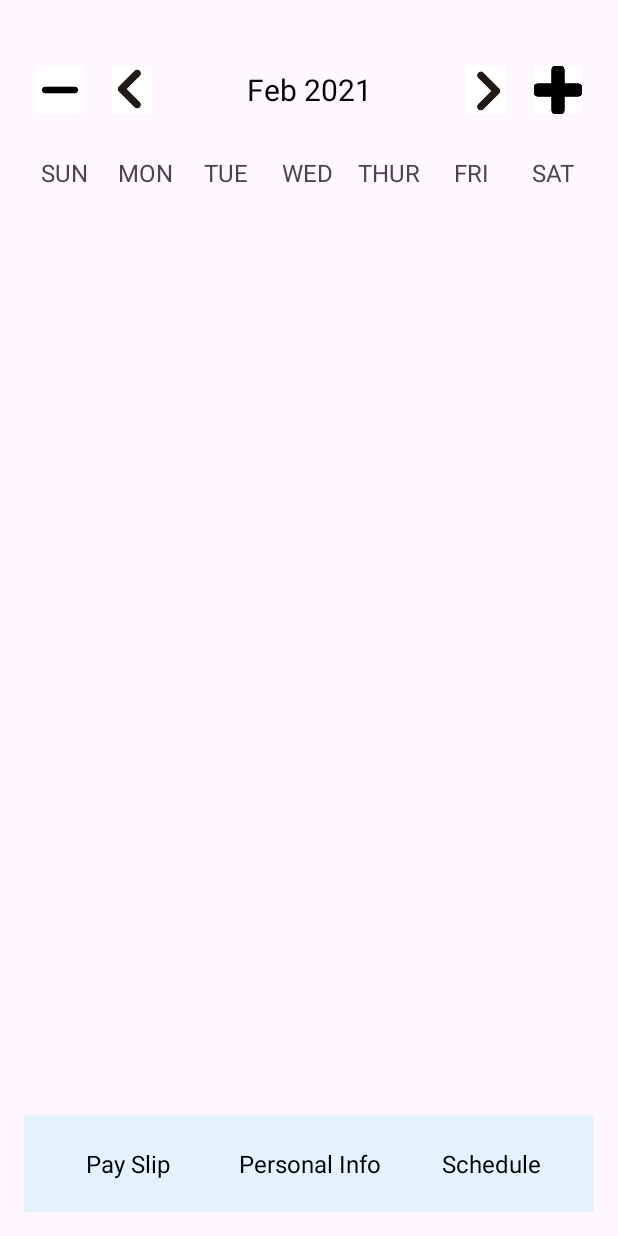
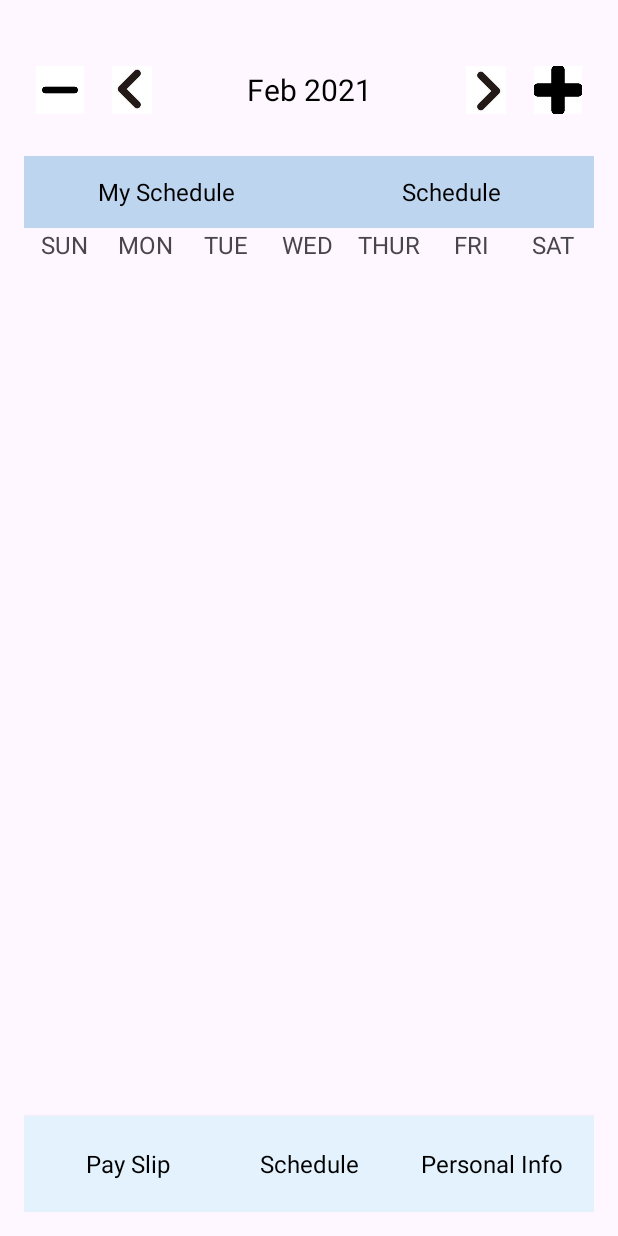
Before and after one commit to YonatanReznikov/Work-Shifts, an Android app: the MainActivity screen opened directly, with no data from a screen before it, on a phone screen of 412 x 824 dp. Run offline under Robolectric (Android 15) with nearby library versions, the phone set to English and light mode, and no system bars.

Commit message:
added layouts and navigation

```diff
--- /dev/null
+++ b/app/src/main/java/com/example/work_shifts/Fragments/addShiftFrag.java
@@ -0,0 +1,4 @@
+package com.example.work_shifts.Fragments;
+
+public class addShiftFrag {
+}
--- /dev/null
+++ b/app/src/main/java/com/example/work_shifts/Fragments/deleteShiftFrag.java
@@ -0,0 +1,4 @@
+package com.example.work_shifts.Fragments;
+
+public class deleteShiftFrag {
+}
--- /dev/null
+++ b/app/src/main/java/com/example/work_shifts/Fragments/myShiftFrag.java
@@ -0,0 +1,4 @@
+package com.example.work_shifts.Fragments;
+
+public class myShiftFrag {
+}
--- /dev/null
+++ b/app/src/main/java/com/example/work_shifts/Fragments/paySlipFrag.java
@@ -0,0 +1,4 @@
+package com.example.work_shifts.Fragments;
+
+public class paySlipFrag {
+}
--- /dev/null
+++ b/app/src/main/java/com/example/work_shifts/Fragments/personalInfoFrag.java
@@ -0,0 +1,4 @@
+package com.example.work_shifts.Fragments;
+
+public class personalInfoFrag {
+}
--- /dev/null
+++ b/app/src/main/java/com/example/work_shifts/Fragments/reportFrag.java
@@ -0,0 +1,4 @@
+package com.example.work_shifts.Fragments;
+
+public class reportFrag {
+}
--- /dev/null
+++ b/app/src/main/java/com/example/work_shifts/Fragments/showFrag.java
@@ -0,0 +1,4 @@
+package com.example.work_shifts.Fragments;
+
+public class showFrag {
+}
--- /dev/null
+++ b/app/src/main/java/com/example/work_shifts/Fragments/updateInfoFrag.java
@@ -0,0 +1,4 @@
+package com.example.work_shifts.Fragments;
+
+public class updateInfoFrag {
+}
--- /dev/null
+++ b/app/src/main/res/layout/add_shift.xml
@@ -0,0 +1,6 @@
+<?xml version="1.0" encoding="utf-8"?>
+<androidx.constraintlayout.widget.ConstraintLayout xmlns:android="http://schemas.android.com/apk/res/android"
+    android:layout_width="match_parent"
+    android:layout_height="match_parent">
+
+</androidx.constraintlayout.widget.ConstraintLayout>
--- /dev/null
+++ b/app/src/main/res/layout/delete_shift.xml
@@ -0,0 +1,6 @@
+<?xml version="1.0" encoding="utf-8"?>
+<androidx.constraintlayout.widget.ConstraintLayout xmlns:android="http://schemas.android.com/apk/res/android"
+    android:layout_width="match_parent"
+    android:layout_height="match_parent">
+
+</androidx.constraintlayout.widget.ConstraintLayout>
--- a/app/src/main/res/layout/home_page.xml
+++ b/app/src/main/res/layout/home_page.xml
@@ -1,6 +1,5 @@
 <?xml version="1.0" encoding="utf-8"?>
-<LinearLayout
-    xmlns:android="http://schemas.android.com/apk/res/android"
+<LinearLayout xmlns:android="http://schemas.android.com/apk/res/android"
     xmlns:app="http://schemas.android.com/apk/res-auto"
     android:layout_width="match_parent"
     android:layout_height="match_parent"
@@ -10,10 +9,10 @@
     <LinearLayout
         android:layout_width="match_parent"
         android:layout_height="wrap_content"
-        android:orientation="horizontal"
+        android:layout_marginTop="20dp"
         android:layout_marginBottom="20dp"
-        android:layout_marginTop="20dp"
-        android:gravity="center">
+        android:gravity="center"
+        android:orientation="horizontal">
 
         <ImageView
             android:layout_width="48dp"
@@ -28,11 +27,11 @@
         <ImageView
             android:layout_width="48dp"
             android:layout_height="48dp"
-            android:src="@drawable/arrow_left"
             android:clickable="true"
             android:focusable="true"
             android:onClick="previousMonthAction"
-            android:padding="8dp" />
+            android:padding="8dp"
+            android:src="@drawable/arrow_left" />
 
         <TextView
             android:id="@+id/monthYearTV"
@@ -47,20 +46,54 @@
         <ImageView
             android:layout_width="48dp"
             android:layout_height="48dp"
-            android:src="@drawable/arrow_right"
             android:clickable="true"
             android:focusable="true"
             android:onClick="nextMonthAction"
-            android:padding="8dp" />
+            android:padding="8dp"
+            android:src="@drawable/arrow_right" />
 
         <ImageView
             android:layout_width="48dp"
             android:layout_height="48dp"
-            android:src="@drawable/plus"
             android:clickable="true"
             android:focusable="true"
             android:onClick="plusAction"
-            android:padding="8dp" />
+            android:padding="8dp"
+            android:src="@drawable/plus" />
+    </LinearLayout>
+
+    <LinearLayout
+        android:layout_width="match_parent"
+        android:layout_height="wrap_content"
+        android:orientation="horizontal">
+
+        <TextView
+            android:id="@+id/mySchedualButton"
+            android:layout_width="0dp"
+            android:layout_height="48dp"
+            android:layout_weight="1"
+            android:background="#BED5EF"
+            android:clickable="true"
+            android:focusable="true"
+            android:gravity="center"
+            android:padding="12dp"
+            android:text="My Schedule"
+            android:textColor="#000000"
+            android:textSize="16sp" />
+
+        <TextView
+            android:id="@+id/schedualButton"
+            android:layout_width="0dp"
+            android:layout_height="48dp"
+            android:layout_weight="1"
+            android:background="#BED5EF"
+            android:clickable="true"
+            android:focusable="true"
+            android:gravity="center"
+            android:padding="12dp"
+            android:text="Schedule"
+            android:textColor="#000000"
+            android:textSize="16sp" />
     </LinearLayout>
 
     <LinearLayout
@@ -82,7 +115,7 @@
             android:layout_weight="1"
             android:text="MON"
             android:textAlignment="center"
-            android:textSize="16sp"/>
+            android:textSize="16sp" />
 
         <TextView
             android:layout_width="0dp"
@@ -129,13 +162,13 @@
         android:id="@+id/calendarRecyclerView"
         android:layout_width="match_parent"
         android:layout_height="0dp"
-        android:layout_weight="1"/>
+        android:layout_weight="1" />
 
     <androidx.viewpager2.widget.ViewPager2
         android:id="@+id/viewPager"
         android:layout_width="match_parent"
         android:layout_height="wrap_content"
-        android:layout_marginTop="16dp"/>
+        android:layout_marginTop="16dp" />
 
     <LinearLayout
         android:id="@+id/bottomNavigation"
@@ -161,6 +194,20 @@
             android:textSize="16sp" />
 
         <TextView
+            android:id="@+id/SchedualButtonHome"
+            android:layout_width="0dp"
+            android:layout_height="48dp"
+            android:layout_weight="1"
+            android:background="?attr/selectableItemBackground"
+            android:clickable="true"
+            android:focusable="true"
+            android:gravity="center"
+            android:padding="12dp"
+            android:text="Schedule"
+            android:textColor="#000000"
+            android:textSize="16sp" />
+
+        <TextView
             android:id="@+id/PersonalInfoButton"
             android:layout_width="0dp"
             android:layout_height="48dp"
@@ -173,20 +220,6 @@
             android:text="Personal Info"
             android:textColor="#000000"
             android:textSize="16sp" />
-
-        <TextView
-            android:id="@+id/SchedualButton"
-            android:layout_width="0dp"
-            android:layout_height="48dp"
-            android:layout_weight="1"
-            android:background="?attr/selectableItemBackground"
-            android:clickable="true"
-            android:focusable="true"
-            android:gravity="center"
-            android:padding="12dp"
-            android:text="Schedule"
-            android:textColor="#000000"
-            android:textSize="16sp" />
     </LinearLayout>
 
 </LinearLayout>
--- /dev/null
+++ b/app/src/main/res/layout/my_shift.xml
@@ -0,0 +1,6 @@
+<?xml version="1.0" encoding="utf-8"?>
+<androidx.constraintlayout.widget.ConstraintLayout xmlns:android="http://schemas.android.com/apk/res/android"
+    android:layout_width="match_parent"
+    android:layout_height="match_parent">
+
+</androidx.constraintlayout.widget.ConstraintLayout>
--- /dev/null
+++ b/app/src/main/res/layout/pay_slip.xml
@@ -0,0 +1,6 @@
+<?xml version="1.0" encoding="utf-8"?>
+<androidx.constraintlayout.widget.ConstraintLayout xmlns:android="http://schemas.android.com/apk/res/android"
+    android:layout_width="match_parent"
+    android:layout_height="match_parent">
+
+</androidx.constraintlayout.widget.ConstraintLayout>
--- /dev/null
+++ b/app/src/main/res/layout/personal_info.xml
@@ -0,0 +1,6 @@
+<?xml version="1.0" encoding="utf-8"?>
+<androidx.constraintlayout.widget.ConstraintLayout xmlns:android="http://schemas.android.com/apk/res/android"
+    android:layout_width="match_parent"
+    android:layout_height="match_parent">
+
+</androidx.constraintlayout.widget.ConstraintLayout>
--- /dev/null
+++ b/app/src/main/res/layout/report.xml
@@ -0,0 +1,6 @@
+<?xml version="1.0" encoding="utf-8"?>
+<androidx.constraintlayout.widget.ConstraintLayout xmlns:android="http://schemas.android.com/apk/res/android"
+    android:layout_width="match_parent"
+    android:layout_height="match_parent">
+
+</androidx.constraintlayout.widget.ConstraintLayout>
--- /dev/null
+++ b/app/src/main/res/layout/show.xml
@@ -0,0 +1,6 @@
+<?xml version="1.0" encoding="utf-8"?>
+<androidx.constraintlayout.widget.ConstraintLayout xmlns:android="http://schemas.android.com/apk/res/android"
+    android:layout_width="match_parent"
+    android:layout_height="match_parent">
+
+</androidx.constraintlayout.widget.ConstraintLayout>
--- /dev/null
+++ b/app/src/main/res/layout/update_info.xml
@@ -0,0 +1,6 @@
+<?xml version="1.0" encoding="utf-8"?>
+<androidx.constraintlayout.widget.ConstraintLayout xmlns:android="http://schemas.android.com/apk/res/android"
+    android:layout_width="match_parent"
+    android:layout_height="match_parent">
+
+</androidx.constraintlayout.widget.ConstraintLayout>
```
Also changed, not shown: app/src/main/res/navigation/nav_graph.xml (+49 -10 lines).
